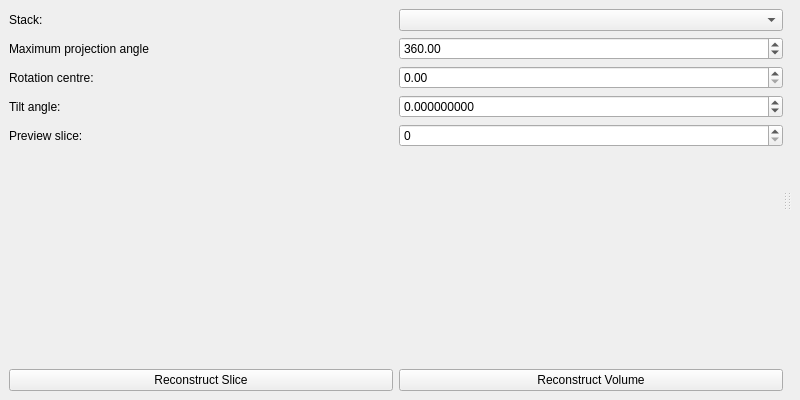
This is mantidimaging/gui/ui/tomopy_recon_window.ui in mantidproject/mantidimaging as Qt 5 draws it before an edit. The edited form follows.
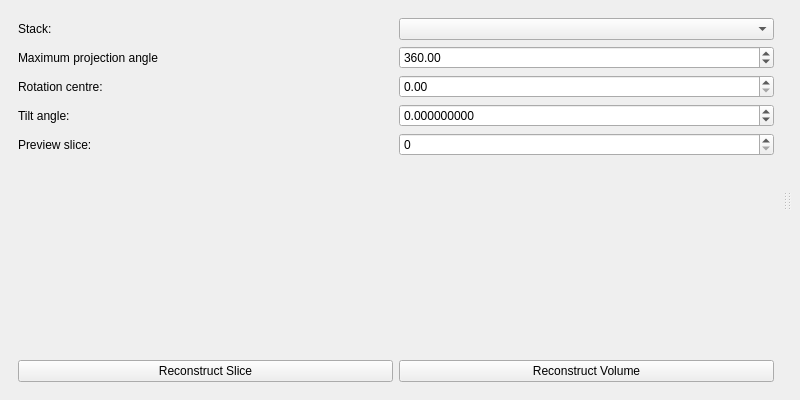
This is the edited form. Custom widgets are drawn as their Qt base class.

Commit message:
Add spacing to parameter panels
Fixes #231

Adds additional spacing to parameter containing panels of splitters,
correcting the odd lack of spacing between the controls and main window
bounds.

Has the nice side effect or keeping the plot panels as big as possible,
filling the window.

The edit to the form file:
```diff
--- a/mantidimaging/gui/ui/tomopy_recon_window.ui
+++ b/mantidimaging/gui/ui/tomopy_recon_window.ui
@@ -22,6 +22,9 @@
       </property>
       <widget class="QWidget" name="verticalLayoutWidget_2">
        <layout class="QVBoxLayout" name="paramsLayout">
+        <property name="margin">
+         <number>9</number>
+        </property>
         <item>
          <layout class="QGridLayout" name="optionsLayout">
           <item row="3" column="1">
```
The commit also changes 2 other files.
